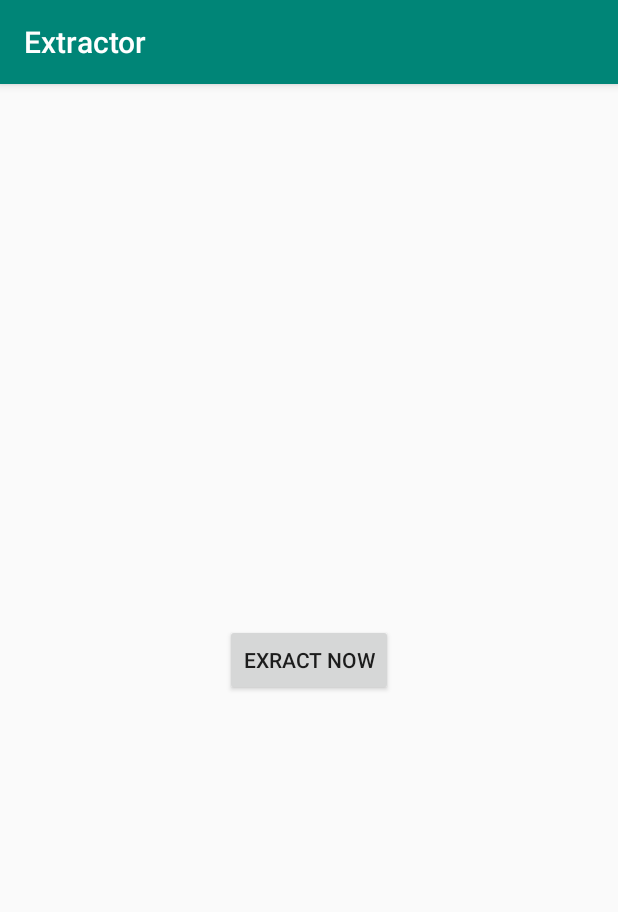
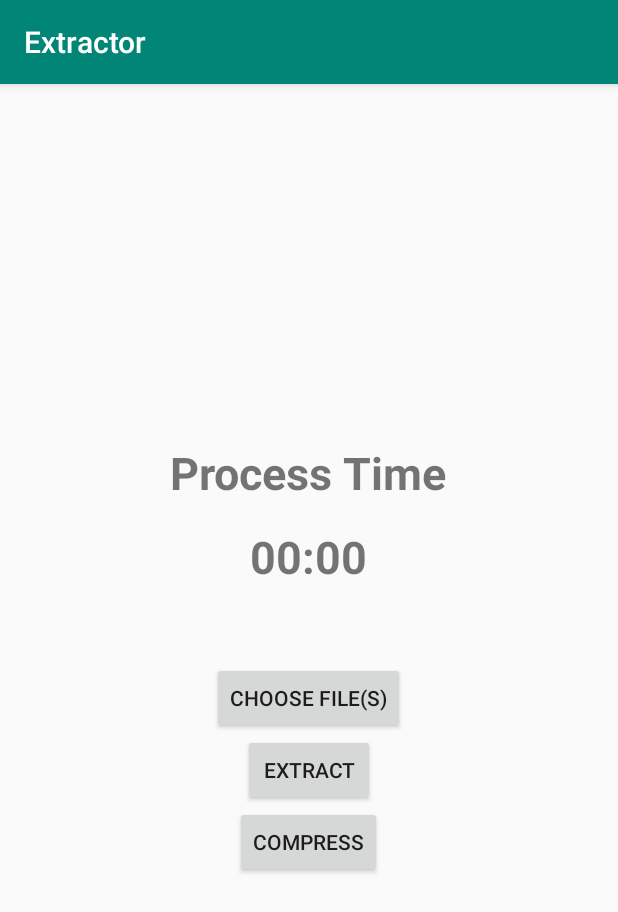
Before and after one commit to rahman2k9/zip_unzip_android, an Android app: the screen it shows after launch (MainActivity), on a phone screen of 412 x 824 dp. Shown: the top 912 px of the screen. Run offline under Robolectric (Android 15) with nearby library versions, the phone set to English and light mode, and no system bars; libraries missing offline, so code that uses them is left out: com.hzy.libp7zip, pub.devrel.easypermissions; 1 statement that could not run was skipped.

Commit message:
commit all

```diff
--- a/app/src/main/res/layout/activity_main.xml
+++ b/app/src/main/res/layout/activity_main.xml
@@ -1,20 +1,48 @@
 <?xml version="1.0" encoding="utf-8"?>
-<android.support.constraint.ConstraintLayout
+<LinearLayout
         xmlns:android="http://schemas.android.com/apk/res/android"
         xmlns:tools="http://schemas.android.com/tools"
-        xmlns:app="http://schemas.android.com/apk/res-auto"
+        android:orientation="vertical"
+        android:gravity="center"
         android:layout_width="match_parent"
         android:layout_height="match_parent"
         tools:context=".MainActivity">
 
+
+    <TextView
+            android:textSize="30dp"
+            android:textStyle="bold"
+            android:id="@+id/textViewProcessTime"
+            android:text="Process Time"
+            android:layout_width="wrap_content"
+            android:layout_height="wrap_content"/>
+
+    <TextView
+            android:layout_marginTop="15dp"
+            android:textSize="30dp"
+            android:id="@+id/processTime"
+            android:text="00:00"
+            android:textStyle="bold"
+            android:layout_width="wrap_content"
+            android:layout_height="wrap_content"/>
+
+
     <Button
-            android:id="@+id/extrat"
+            android:layout_marginTop="50dp"
+            android:text="Choose File(s)"
+            android:id="@+id/buttonChoose"
             android:layout_width="wrap_content"
-            android:layout_height="wrap_content"
-            android:text="Exract Now"
-            app:layout_constraintBottom_toBottomOf="parent"
-            app:layout_constraintLeft_toLeftOf="parent"
-            app:layout_constraintRight_toRightOf="parent"
-            app:layout_constraintTop_toTopOf="parent"/>
+            android:layout_height="wrap_content"/>
 
-</android.support.constraint.ConstraintLayout>
+    <Button
+            android:text="Extract"
+            android:id="@+id/buttonExtract"
+            android:layout_width="wrap_content"
+            android:layout_height="wrap_content"/>
+    <Button
+            android:text="Compress"
+            android:id="@+id/buttonCompress"
+            android:layout_width="wrap_content"
+            android:layout_height="wrap_content"/>
+
+</LinearLayout>
```
Also changed, not shown: app/build.gradle (+9 -0 lines), app/src/main/java/raman/zip/extractor/MainActivity.kt (+60 -8 lines), 2 other files.
